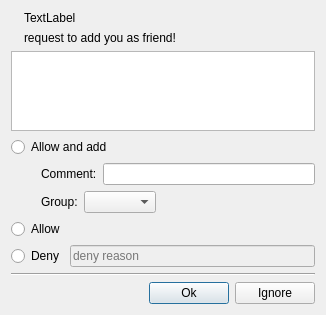
Qt form src/ui/friendrequestdlg.ui (zhanlangsir/Qtqq) before a commit.
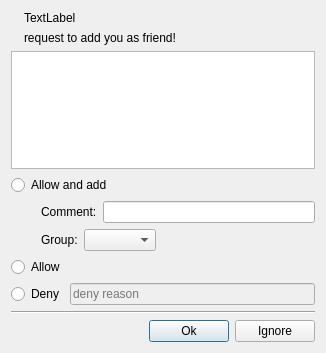
The same form after that commit.

```diff
--- a/src/ui/friendrequestdlg.ui
+++ b/src/ui/friendrequestdlg.ui
@@ -7,7 +7,7 @@
     <x>0</x>
     <y>0</y>
     <width>326</width>
-    <height>306</height>
+    <height>353</height>
    </rect>
   </property>
   <property name="windowTitle">
```
Left out of the diff: 4 changed lines with no effect on the pictures.
